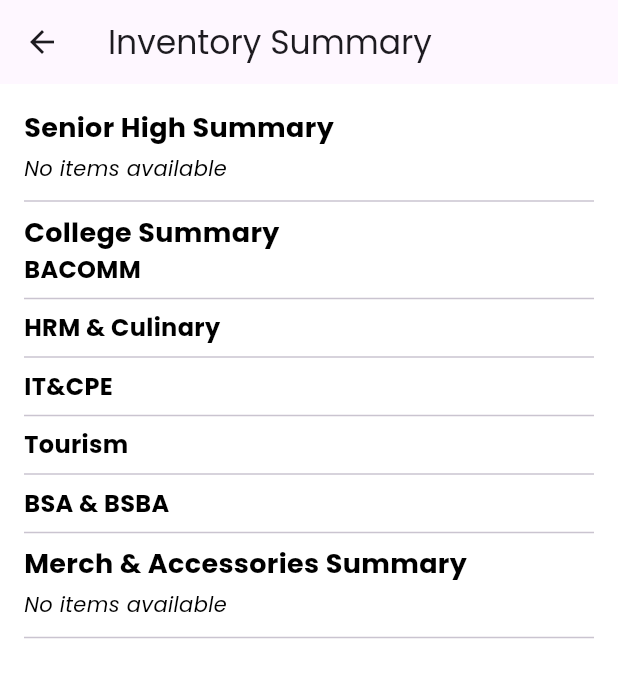
After one commit to KhateaGirl/uniadminstock, a Flutter app: the InventoryPage screen opened directly, after a tap on the "list" icon, on a phone screen of 412 x 824 dp. The commit adds this screen. Shown: the top 678 px of the screen. Run offline on Flutter 3.47's test engine with Material 3 defaults, Android fonts, the phone set to English and light mode, and no system bars; our stand-ins replace cloud_firestore, firebase_core, firebase_storage, fl_chart, flutter_dotenv, get and 4 more; accounts and stored records are empty.

Commit message:
Ongoing work for Inventory Report

```diff
--- /dev/null
+++ b/lib/pages/inventory_stocks/InventorySummaryPage.dart
@@ -0,0 +1,110 @@
+import 'package:flutter/material.dart';
+
+class InventorySummaryPage extends StatelessWidget {
+  final Map<String, Map<String, dynamic>> seniorHighStock;
+  final Map<String, Map<String, dynamic>> collegeStock;
+  final Map<String, Map<String, dynamic>> merchStock;
+
+  InventorySummaryPage({
+    required this.seniorHighStock,
+    required this.collegeStock,
+    required this.merchStock,
+  });
+
+  Widget _buildStockSummary(String category, Map<String, Map<String, dynamic>>? stockData) {
+    if (stockData == null || stockData.isEmpty) {
+      return Column(
+        crossAxisAlignment: CrossAxisAlignment.start,
+        children: [
+          Text(
+            '$category Summary',
+            style: TextStyle(fontWeight: FontWeight.bold, fontSize: 18),
+          ),
+          Padding(
+            padding: const EdgeInsets.symmetric(vertical: 4.0),
+            child: Text(
+              'No items available',
+              style: TextStyle(fontStyle: FontStyle.italic),
+            ),
+          ),
+          Divider(thickness: 1),
+        ],
+      );
+    }
+
+    return Column(
+      crossAxisAlignment: CrossAxisAlignment.start,
+      children: [
+        Text(
+          '$category Summary',
+          style: TextStyle(fontWeight: FontWeight.bold, fontSize: 18),
+        ),
+        ...stockData.keys.map((courseLabel) {
+          final courseItems = stockData[courseLabel] ?? {};
+          return Column(
+            crossAxisAlignment: CrossAxisAlignment.start,
+            children: [
+              Text(
+                courseLabel,
+                style: TextStyle(fontWeight: FontWeight.bold, fontSize: 16),
+              ),
+              ...courseItems.keys.map((itemKey) {
+                Map<String, dynamic> itemData = courseItems[itemKey] ?? {};
+                String label = itemData['label'] ?? itemKey;
+                Map<String, dynamic> sizes = itemData['stock'] ?? {};
+
+                return Padding(
+                  padding: const EdgeInsets.symmetric(vertical: 4.0),
+                  child: Column(
+                    crossAxisAlignment: CrossAxisAlignment.start,
+                    children: [
+                      Text(
+                        label,
+                        style: TextStyle(fontWeight: FontWeight.bold),
+                      ),
+                      ...sizes.entries.map((entry) {
+                        String size = entry.key;
+                        int quantity = entry.value['quantity'] ?? 0;
+                        double price = entry.value['price'] ?? 0.0;
+
+                        return Row(
+                          mainAxisAlignment: MainAxisAlignment.spaceBetween,
+                          children: [
+                            Text('Size: $size'),
+                            Text('Quantity: $quantity'),
+                            Text('Price: ₱${price.toStringAsFixed(2)}'),
+                          ],
+                        );
+                      }).toList(),
+                    ],
+                  ),
+                );
+              }).toList(),
+              Divider(thickness: 1),
+            ],
+          );
+        }).toList(),
+      ],
+    );
+  }
+
+  @override
+  Widget build(BuildContext context) {
+    return Scaffold(
+      appBar: AppBar(
+        title: Text('Inventory Summary'),
+      ),
+      body: SingleChildScrollView(
+        padding: const EdgeInsets.all(16.0),
+        child: Column(
+          crossAxisAlignment: CrossAxisAlignment.start,
+          children: [
+            _buildStockSummary('Senior High', seniorHighStock),
+            _buildStockSummary('College', collegeStock),
+            _buildStockSummary('Merch & Accessories', merchStock),
+          ],
+        ),
+      ),
+    );
+  }
+}
--- a/lib/pages/inventory_stocks/inventory_stocks.dart
+++ b/lib/pages/inventory_stocks/inventory_stocks.dart
@@ -1,5 +1,7 @@
 import 'package:flutter/material.dart';
 import 'package:cloud_firestore/cloud_firestore.dart';
+import 'package:unistock/pages/inventory_stocks/InventorySummaryPage.dart';
+
 
 class InventoryPage extends StatefulWidget {
   @override
@@ -17,23 +19,10 @@ class _InventoryPageState extends State<InventoryPage> {
   String? _selectedCourseLabel;
   String? _selectedSize;
   final List<String> _courseLabels = [
-    'BACOMM',
-    'HRM & Culinary',
-    'IT&CPE',
-    'Tourism',
-    'BSA & BSBA'
+    'BACOMM', 'HRM & Culinary', 'IT&CPE', 'Tourism', 'BSA & BSBA'
   ];
   final List<String> _availableSizes = [
-    'Small',
-    'Medium',
-    'Large',
-    'XL',
-    '2XL',
-    '3XL',
-    '4XL',
-    '5XL',
-    '6XL',
-    '7XL'
+    'Small', 'Medium', 'Large', 'XL', '2XL', '3XL', '4XL', '5XL', '6XL', '7XL'
   ];
   final TextEditingController _priceController = TextEditingController();
   final TextEditingController _quantityController = TextEditingController();
@@ -120,17 +109,16 @@ class _InventoryPageState extends State<InventoryPage> {
         Map<String, Map<String, dynamic>> courseItems = {};
         courseSnapshot.docs.forEach((doc) {
           Map<String, dynamic> data = doc.data() as Map<String, dynamic>;
-          String? imagePath = data['imagePath'] as String?;
-          String label = data['label'] != null ? data['label'] as String : doc
-              .id;
+          String label = data['label'] ?? doc.id;
+          Map<String, dynamic> stockData = {};
 
-          Map<String, dynamic> stockData = {};
+          // Check that 'sizes' exists and is a map before processing it
           if (data.containsKey('sizes') && data['sizes'] is Map) {
             Map<String, dynamic> sizes = data['sizes'] as Map<String, dynamic>;
             sizes.forEach((sizeKey, sizeValue) {
               if (sizeValue is Map && sizeValue.containsKey('quantity')) {
                 stockData[sizeKey] = {
-                  'quantity': sizeValue['quantity'],
+                  'quantity': sizeValue['quantity'] ?? 0,
                   'price': sizeValue['price'] ?? 0.0,
                 };
               }
@@ -139,8 +127,8 @@ class _InventoryPageState extends State<InventoryPage> {
 
           courseItems[doc.id] = {
             'label': label,
-            'imagePath': imagePath ?? '',
             'stock': stockData,
+            'price': data['price'] ?? 0.0,
           };
         });
 
@@ -150,7 +138,9 @@ class _InventoryPageState extends State<InventoryPage> {
       setState(() {
         _collegeStockQuantities = collegeData;
       });
-    } catch (e) {}
+    } catch (e) {
+      print("Error fetching college stock: $e");
+    }
   }
 
   Future<void> _fetchMerchStock() async {
@@ -458,6 +448,20 @@ class _InventoryPageState extends State<InventoryPage> {
               _fetchInventoryData();
             },
           ),
+          IconButton(
+            icon: Icon(Icons.list),
+            onPressed: () {
+              Navigator.of(context).push(
+                MaterialPageRoute(
+                  builder: (context) => InventorySummaryPage(
+                    seniorHighStock: _seniorHighStockQuantities,
+                    collegeStock: _collegeStockQuantities,
+                    merchStock: _merchStockQuantities,
+                  ),
+                ),
+              );
+            },
+          ),
         ],
       ),
       body: _loading
```
Also changed, not shown: pubspec.lock.
